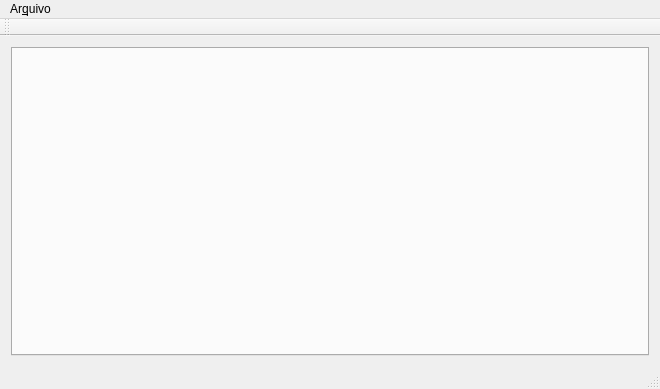
Qt form mainwindow.ui (GabrielLasso/MAC0214) before a commit.
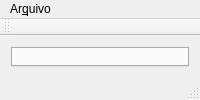
The same form after that commit.

The edit to the form file:
```diff
--- a/mainwindow.ui
+++ b/mainwindow.ui
@@ -2,13 +2,11 @@
 <ui version="4.0">
  <class>MainWindow</class>
  <widget class="QMainWindow" name="MainWindow">
-  <property name="geometry">
-   <rect>
-    <x>0</x>
-    <y>0</y>
-    <width>660</width>
-    <height>389</height>
-   </rect>
+  <property name="sizePolicy">
+   <sizepolicy hsizetype="Maximum" vsizetype="Maximum">
+    <horstretch>0</horstretch>
+    <verstretch>0</verstretch>
+   </sizepolicy>
   </property>
   <property name="windowTitle">
    <string>MainWindow</string>
@@ -17,6 +15,12 @@
    <layout class="QHBoxLayout" name="horizontalLayout">
     <item>
      <widget class="QTabWidget" name="tabWidget">
+      <property name="sizePolicy">
+       <sizepolicy hsizetype="Expanding" vsizetype="Expanding">
+        <horstretch>0</horstretch>
+        <verstretch>0</verstretch>
+       </sizepolicy>
+      </property>
       <property name="layoutDirection">
        <enum>Qt::LeftToRight</enum>
       </property>
@@ -44,7 +48,7 @@
     <rect>
      <x>0</x>
      <y>0</y>
-     <width>660</width>
+     <width>153</width>
      <height>30</height>
     </rect>
    </property>
```
